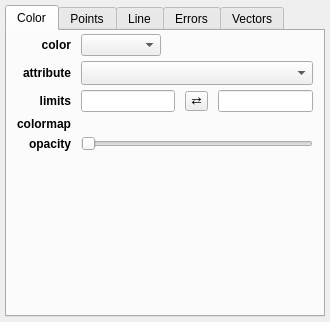
The window that glue_qt/viewers/scatter/layer_style_editor.ui (glue-viz/glue-qt) describes before a commit, drawn with Qt 5.
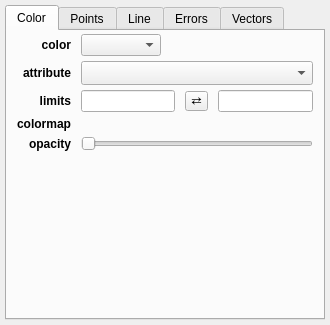
The same window after the commit. Custom widgets are drawn as their Qt base class.

Commit message: Fix some UI issues and use one widget update callback.

What changed in the file:
```diff
--- a/glue_qt/viewers/scatter/layer_style_editor.ui
+++ b/glue_qt/viewers/scatter/layer_style_editor.ui
@@ -7,7 +7,7 @@
     <x>0</x>
     <y>0</y>
     <width>330</width>
-    <height>322</height>
+    <height>325</height>
    </rect>
   </property>
   <property name="windowTitle">
```
Left out of the diff: 33 changed lines with no effect on the pictures. The commit also changes 1 other file.
